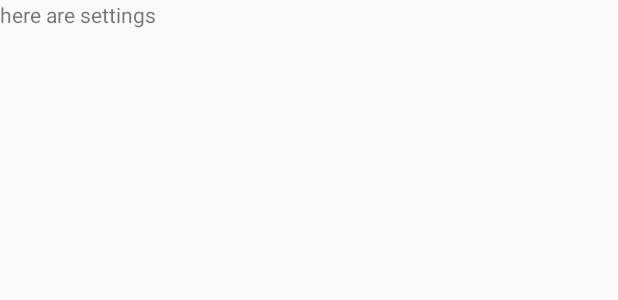
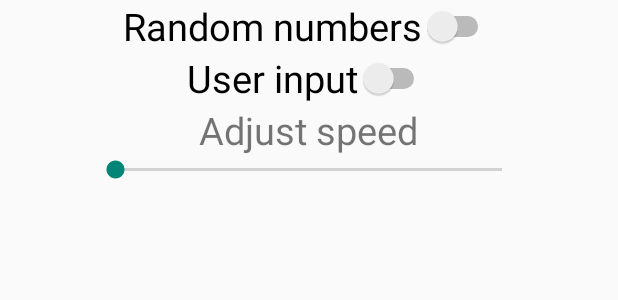
Before and after one commit to mackenzie-o/TheSortingGuide, an Android app: the layout fragment_settings_page.xml on its own in the app's theme, with its tools: preview values and no code run, on a phone screen of 412 x 824 dp. Shown: the top 300 px of the screen. Run offline under Robolectric (Android 15) with nearby library versions, the phone set to English and light mode, and no system bars.

Commit message:
created settings page

```diff
--- a/app/src/main/java/com/msu_software_factory/thesortingguide/NavigationDrawerFragment.java
+++ b/app/src/main/java/com/msu_software_factory/thesortingguide/NavigationDrawerFragment.java
@@ -106,6 +106,7 @@ public class NavigationDrawerFragment extends Fragment {
                         getString(R.string.title_section1),
                         getString(R.string.title_section2),
                         getString(R.string.title_section3),
+                        "Settings",
                 }));
         mDrawerListView.setItemChecked(mCurrentSelectedPosition, true);
         return mDrawerListView;
--- a/app/src/main/res/layout/fragment_settings_page.xml
+++ b/app/src/main/res/layout/fragment_settings_page.xml
@@ -3,9 +3,34 @@
     android:orientation="vertical" android:layout_width="match_parent"
     android:layout_height="match_parent">
 
+    <Switch
+        android:layout_width="wrap_content"
+        android:layout_height="wrap_content"
+        android:text="Random numbers"
+        android:layout_gravity="center_horizontal"
+        android:textSize="25sp"
+        android:id="@+id/randomizer_switch" />
+
+    <Switch
+        android:layout_width="wrap_content"
+        android:layout_height="wrap_content"
+        android:text="User input"
+        android:id="@+id/input_switch"
+        android:layout_gravity="center_horizontal"
+        android:textSize="25sp"/>
+
     <TextView
-        android:layout_width="match_parent"
-        android:layout_height="match_parent"
-        android:text="here are settings"/>
+        android:layout_width="wrap_content"
+        android:layout_height="wrap_content"
+        android:text="Adjust speed"
+        android:id="@+id/speed_text"
+        android:textSize="25sp"
+        android:layout_gravity="center_horizontal" />
+
+    <SeekBar
+        android:layout_width="290dp"
+        android:layout_height="wrap_content"
+        android:id="@+id/seekBar"
+        android:layout_gravity="center_horizontal" />
 
 </LinearLayout>
```
Also changed, not shown: app/src/main/java/com/msu_software_factory/thesortingguide/MainActivity.java (+17 -6 lines).
